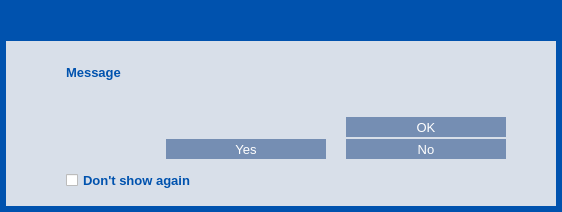
This is src/qt/forms/message_box_dialog.ui in AMA-CSharp-Code/Blazecoin_Wallet_Core_V1.5 as Qt 5 draws it before an edit. The edited form follows.
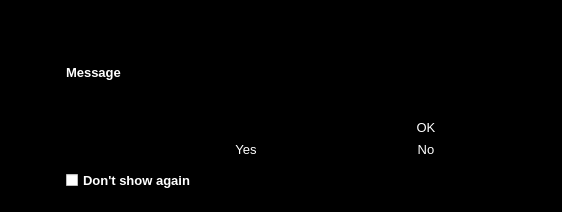
This is the edited form. Icons and pictures are not drawn.

Commit message: GUI: route all QMessageBox calls through themed MessageBoxDialog

```diff
--- a/src/qt/forms/message_box_dialog.ui
+++ b/src/qt/forms/message_box_dialog.ui
@@ -27,13 +27,13 @@
   </property>
   <property name="styleSheet">
    <string notr="true">#MessageBoxDialog {
-	background-color: rgb(0, 82, 174);
+	background-color: rgb(0, 0, 0);
 }
 
 /* =========== CheckBox ==============*/
 QCheckBox {
     spacing: 5px;
-	color: #0052AE;
+	color: #FFFFFF;
 }
 
 QCheckBox::indicator {
@@ -76,7 +76,7 @@
     <widget class="QFrame" name="frame">
      <property name="styleSheet">
       <string notr="true">#frame {
-	background-color: #D8DFE9;
+	background-color: rgba(0, 0, 0, 180);
     border-style:none;
 }</string>
      </property>
@@ -109,7 +109,7 @@
         </property>
         <property name="styleSheet">
          <string notr="true">#wCaption {
-	background-color:  rgb(0, 82, 174);
+	background-color:  rgb(0, 0, 0);
 }</string>
         </property>
         <property name="is_header" stdset="0">
@@ -170,7 +170,7 @@
            </property>
            <property name="styleSheet">
             <string notr="true">QLabel {
-	color: #E9D9D8;
+	color: #FFFFFF;
 }</string>
            </property>
            <property name="text">
@@ -270,7 +270,7 @@
           </property>
           <property name="styleSheet">
            <string notr="true">QLabel {
-	color: #0052AE;
+	color: #FFFFFF;
 }</string>
           </property>
           <property name="text">
@@ -362,7 +362,7 @@
            </property>
            <property name="styleSheet">
             <string notr="true">QPushButton {
-	background-color: #758EB3;
+	background-color: rgba(0, 0, 0, 200);
 	color: #FFFFFF;
 	border: 0px solid gray;
 	max-height: 20px;
@@ -444,7 +444,7 @@
            </property>
            <property name="styleSheet">
             <string notr="true">QPushButton {
-    background-color: #758EB3;
+    background-color: rgba(0, 0, 0, 200);
 	color: #FFFFFF;
 	border: 0px solid gray;
 	max-height: 20px;
@@ -495,7 +495,7 @@
            </property>
            <property name="styleSheet">
             <string notr="true">QPushButton {
-	background-color: #758EB3;
+	background-color: rgba(0, 0, 0, 200);
 	color: #FFFFFF;
 	border: 0px solid gray;
 	max-height: 20px;
```
Left out of the diff: 12 changed lines with no effect on the pictures. The commit also changes 13 other files.
